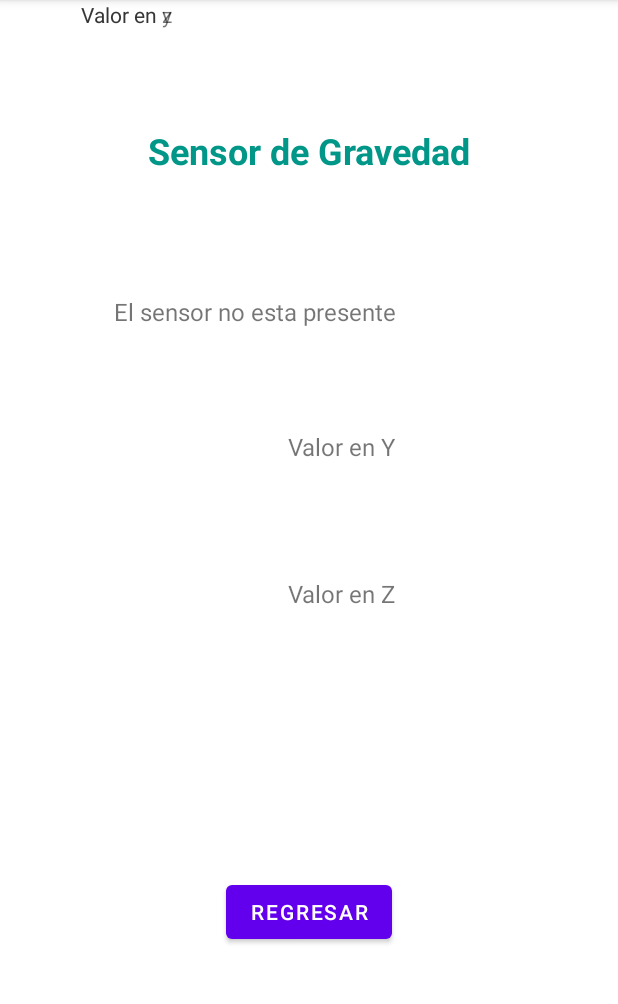
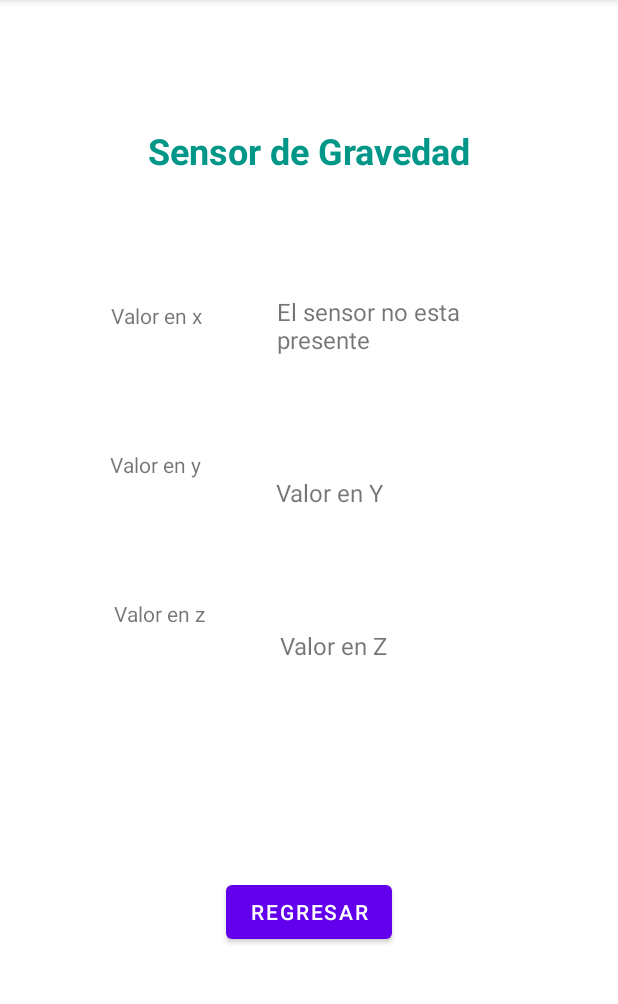
Before and after one commit to bryanjtc/HDP4ProyectoFinal, an Android app: the Gravedad screen opened directly, with no data from a screen before it, on a phone screen of 412 x 824 dp, the part 84-1088 px from its top. Run offline under Robolectric (Android 15) with nearby library versions, the phone set to English and light mode, and no system bars.

Commit message:
Update activity_gravedad.xml

```diff
--- a/app/src/main/res/layout/activity_gravedad.xml
+++ b/app/src/main/res/layout/activity_gravedad.xml
@@ -18,10 +18,10 @@
 
     <TextView
         android:id="@+id/textView_x"
-        android:layout_width="wrap_content"
-        android:layout_height="wrap_content"
+        android:layout_width="157dp"
+        android:layout_height="0dp"
         android:layout_marginTop="80dp"
-        android:layout_marginEnd="148dp"
+        android:layout_marginEnd="70dp"
         android:text="@string/valor_en_x"
         android:textSize="16sp"
         app:layout_constraintEnd_toEndOf="parent"
@@ -29,43 +29,21 @@
 
     <TextView
         android:id="@+id/textView_y"
-        android:layout_width="wrap_content"
-        android:layout_height="wrap_content"
-        android:layout_marginTop="68dp"
-        android:layout_marginEnd="148dp"
+        android:layout_width="158dp"
+        android:layout_height="22dp"
+        android:layout_marginTop="80dp"
+        android:layout_marginEnd="70dp"
         android:text="@string/valor_en_y"
         android:textSize="16sp"
         app:layout_constraintEnd_toEndOf="parent"
         app:layout_constraintTop_toBottomOf="@+id/textView_x" />
 
     <TextView
-        android:id="@+id/textView2"
-        android:layout_width="wrap_content"
-        android:layout_height="wrap_content"
-        android:layout_marginEnd="76dp"
-        android:text="Valor en y"
-        app:layout_constraintEnd_toStartOf="@+id/textView_y"
-        app:layout_constraintHorizontal_bias="0.981"
-        app:layout_constraintStart_toStartOf="parent"
-        tools:layout_editor_absoluteY="289dp" />
-
-    <TextView
-        android:id="@+id/textView3"
-        android:layout_width="wrap_content"
-        android:layout_height="wrap_content"
-        android:layout_marginEnd="76dp"
-        android:text="Valor en z"
-        app:layout_constraintEnd_toStartOf="@+id/textView_z"
-        app:layout_constraintHorizontal_bias="0.981"
-        app:layout_constraintStart_toStartOf="parent"
-        tools:layout_editor_absoluteY="384dp" />
-
-    <TextView
         android:id="@+id/textView_z"
-        android:layout_width="wrap_content"
-        android:layout_height="wrap_content"
-        android:layout_marginTop="76dp"
-        android:layout_marginEnd="148dp"
+        android:layout_width="155dp"
+        android:layout_height="20dp"
+        android:layout_marginTop="80dp"
+        android:layout_marginEnd="70dp"
         android:text="@string/valor_en_z"
         android:textSize="16sp"
         app:layout_constraintEnd_toEndOf="parent"
@@ -89,11 +67,35 @@
         android:layout_width="wrap_content"
         android:layout_height="wrap_content"
         android:layout_marginTop="84dp"
-        android:layout_marginEnd="76dp"
+        android:layout_marginEnd="50dp"
         android:text="Valor en x"
         app:layout_constraintEnd_toStartOf="@+id/textView_x"
         app:layout_constraintHorizontal_bias="1.0"
         app:layout_constraintStart_toStartOf="parent"
         app:layout_constraintTop_toBottomOf="@+id/titulo" />
 
+    <TextView
+        android:id="@+id/textView2"
+        android:layout_width="wrap_content"
+        android:layout_height="wrap_content"
+        android:layout_marginTop="80dp"
+        android:layout_marginEnd="50dp"
+        android:text="Valor en y"
+        app:layout_constraintEnd_toStartOf="@+id/textView_y"
+        app:layout_constraintHorizontal_bias="1.0"
+        app:layout_constraintStart_toStartOf="parent"
+        app:layout_constraintTop_toBottomOf="@+id/textView" />
+
+    <TextView
+        android:id="@+id/textView3"
+        android:layout_width="wrap_content"
+        android:layout_height="wrap_content"
+        android:layout_marginTop="80dp"
+        android:layout_marginEnd="50dp"
+        android:text="Valor en z"
+        app:layout_constraintEnd_toStartOf="@+id/textView_z"
+        app:layout_constraintHorizontal_bias="1.0"
+        app:layout_constraintStart_toStartOf="parent"
+        app:layout_constraintTop_toBottomOf="@+id/textView2" />
+
 </androidx.constraintlayout.widget.ConstraintLayout>
```
